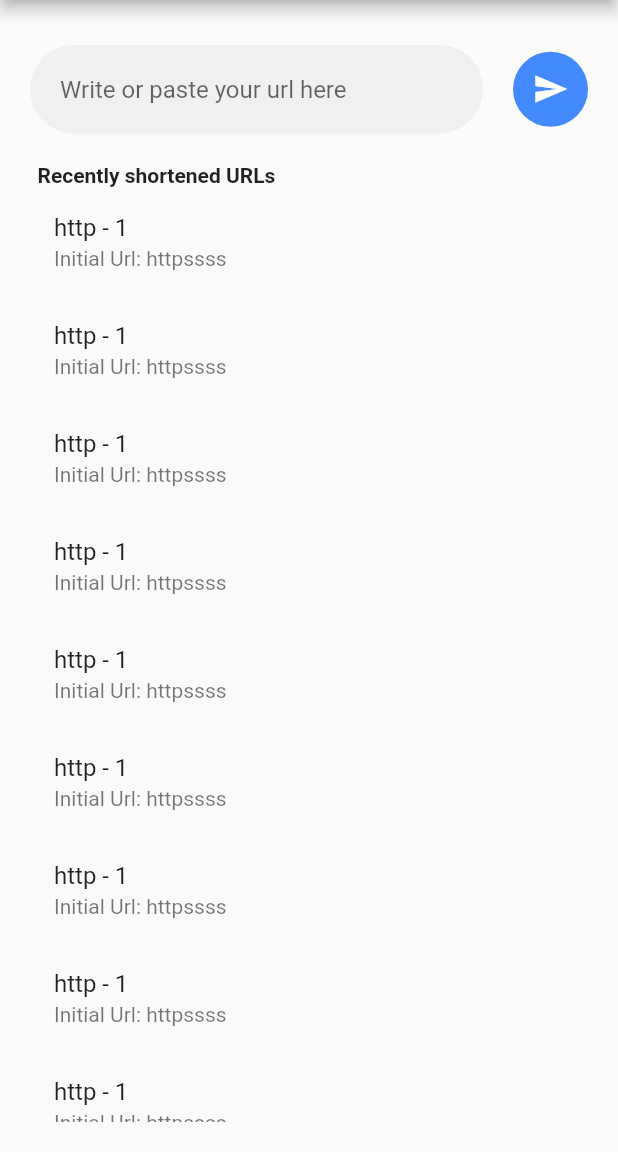
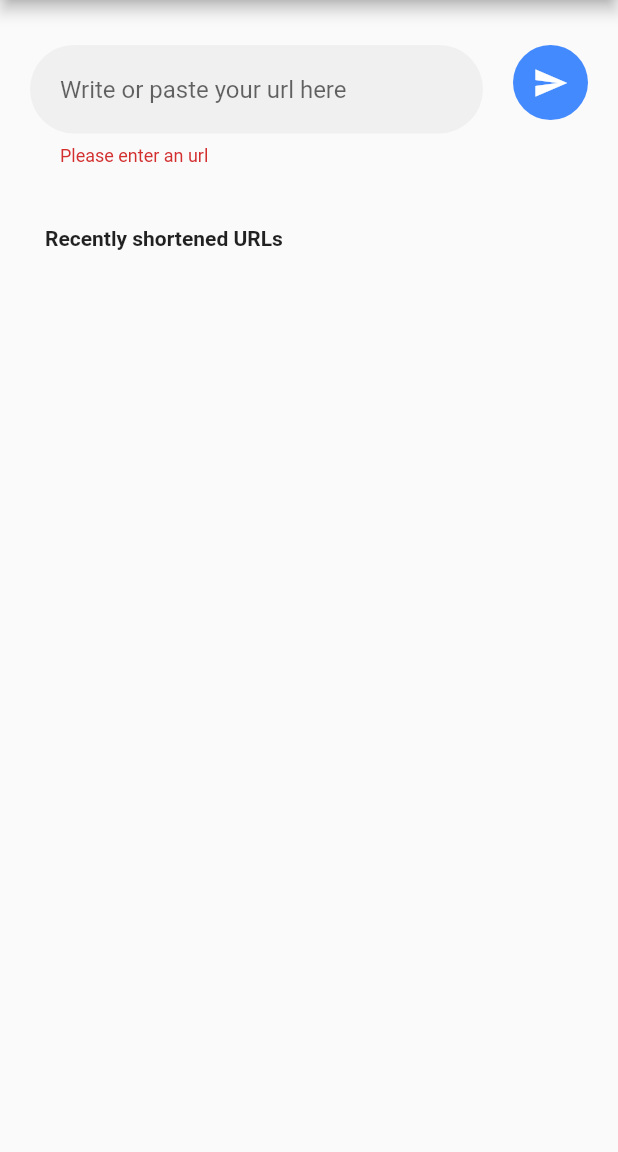
Before and after one commit to GreyHat147/links_shortener, a Flutter app: the screen it shows after launch, after a tap on the "send" icon, on a phone screen of 412 x 824 dp, the part 84-1236 px from its top. Run offline on Flutter 3.47's test engine with Material 2 defaults, Android fonts, the phone set to English and light mode, and no system bars; our stand-ins replace bloc, dio, flutter_bloc, freezed_annotation, get_it, injectable.

Commit message:
added functionality to HomePage

```diff
--- a/lib/ui/home/home.dart
+++ b/lib/ui/home/home.dart
@@ -1,34 +1,40 @@
 import 'package:flutter/material.dart';
+import 'package:flutter_bloc/flutter_bloc.dart';
+import 'package:links_shortener/di/di.dart';
 import 'package:links_shortener/ui/home/widgets/widgets.dart';
+import 'package:presentation/presentation.dart';
 
 class HomePage extends StatelessWidget {
   const HomePage({Key? key}) : super(key: key);
 
   @override
   Widget build(BuildContext context) {
-    return Scaffold(
+    return BlocProvider<ShortenLinkCubit>(
+      create: (context) => getIt.get<ShortenLinkCubit>(),
+      child: BlocConsumer<ShortenLinkCubit, ShortenLinkState>(
+        builder: (context, ShortenLinkState state) => Scaffold(
           appBar: AppBar(
             title: const Text("Link Shortener App"),
           ),
-      body: Padding(
-        padding: const EdgeInsets.all(20.0),
-        child: Column(
+          body: Column(
             crossAxisAlignment: CrossAxisAlignment.start,
-          children: const [
-            SizedBox(height: 10),
-            ShortenerUrlBox(),
-            SizedBox(height: 10),
-            SizedBox(height: 10),
-            Padding(
-              padding: EdgeInsets.only(left: 5),
+            children: [
+              const SizedBox(height: 10), //TODO: Create spacerWidget
+              ShortenerUrlBox(state),
+              const SizedBox(height: 10),
+              const SizedBox(height: 10),
+              const Padding(
+                padding: EdgeInsets.only(left: 30),
                 child: Text(
                   "Recently shortened URLs",
                   style: TextStyle(fontWeight: FontWeight.bold),
                 ),
               ),
-            Flexible(child: ShortenedUrlsList()),
+              Flexible(child: ShortenedUrlsList(state)),
             ],
           ),
+        ),
+        listener: (context, state) {},
       ),
     );
   }
--- a/lib/ui/home/widgets/shortened_urls_list.dart
+++ b/lib/ui/home/widgets/shortened_urls_list.dart
@@ -1,18 +1,26 @@
+import 'package:domain/domain.dart';
 import 'package:flutter/material.dart';
+import 'package:presentation/presentation.dart';
 
 class ShortenedUrlsList extends StatelessWidget {
-  const ShortenedUrlsList({Key? key}) : super(key: key);
+  const ShortenedUrlsList(this.state, {Key? key}) : super(key: key);
+
+  final ShortenLinkState state;
 
   @override
   Widget build(BuildContext context) {
     return ListView.builder(
-      itemCount: 10,
-      itemBuilder: (context, index) => ItemShortenedUrl(
-        alias: "1",
-        shortenedUrl: "http",
-        initialUrl: "httpssss",
-        bgTileColor: (index.isEven) ? Colors.white : Colors.grey[200]!,
-      ),
+      padding: const EdgeInsets.only(top: 10),
+      itemCount: state.shortenedUrls.length,
+      itemBuilder: (context, index) {
+        ShortenedUrl shortenedUrl = state.shortenedUrls.toList()[index];
+        return ItemShortenedUrl(
+          alias: shortenedUrl.alias,
+          shortenedUrl: shortenedUrl.url,
+          initialUrl: shortenedUrl.initialUrl,
+          bgTileColor: (index.isEven) ? Colors.white : Colors.grey[100]!,
+        );
+      },
     );
   }
 }
@@ -34,9 +42,22 @@ class ItemShortenedUrl extends StatelessWidget {
   @override
   Widget build(BuildContext context) {
     return ListTile(
-      //tileColor: bgTileColor,
-      title: Text("$shortenedUrl - $alias"),
-      subtitle: Text('Initial Url: $initialUrl'),
+      tileColor: bgTileColor,
+      title: Padding(
+        padding: const EdgeInsets.only(bottom: 10),
+        child: Text(
+          "Shortened URL: $shortenedUrl",
+          style: const TextStyle(
+            fontSize: 14,
+          ),
+        ),
+      ),
+      subtitle: Text(
+        'Initial Url: $initialUrl',
+        style: const TextStyle(
+          fontSize: 13,
+        ),
+      ),
     );
   }
 }
--- a/lib/ui/home/widgets/shortener_url_box.dart
+++ b/lib/ui/home/widgets/shortener_url_box.dart
@@ -1,13 +1,27 @@
 import 'package:flutter/material.dart';
+import 'package:flutter_bloc/flutter_bloc.dart';
+import 'package:presentation/presentation.dart';
 
 class ShortenerUrlBox extends StatelessWidget {
-  const ShortenerUrlBox({Key? key}) : super(key: key);
+  ShortenerUrlBox(this.state, {Key? key}) : super(key: key);
+
+  final ShortenLinkState state;
+
+  final GlobalKey<FormState> _formKey = GlobalKey<FormState>();
+  final TextEditingController _urlController = TextEditingController();
 
   @override
-  Widget build(BuildContext context) => Row(
+  Widget build(BuildContext context) => Padding(
+        padding: const EdgeInsets.all(20.0),
+        child: Row(
+          crossAxisAlignment: CrossAxisAlignment.start,
           children: [
             Flexible(
+              child: Form(
+                key: _formKey,
+                autovalidateMode: AutovalidateMode.onUserInteraction,
                 child: TextFormField(
+                  controller: _urlController,
                   decoration: const InputDecoration(
                     contentPadding: EdgeInsets.fromLTRB(20, 24, 12, 16),
                     border: OutlineInputBorder(
@@ -19,6 +33,13 @@ class ShortenerUrlBox extends StatelessWidget {
                     filled: true,
                     hintText: 'Write or paste your url here',
                   ),
+                  validator: (String? val) {
+                    if (val == null || val.isEmpty) {
+                      return "Please enter an url";
+                    }
+                    return null;
+                  },
+                ),
               ),
             ),
             const SizedBox(width: 20),
@@ -26,7 +47,7 @@ class ShortenerUrlBox extends StatelessWidget {
               radius: 25,
               backgroundColor: Colors.blueAccent,
               child: IconButton(
-              onPressed: () {},
+                onPressed: () => _shortenUrl(context),
                 icon: const Icon(
                   Icons.send,
                   color: Colors.white,
@@ -34,5 +55,14 @@ class ShortenerUrlBox extends StatelessWidget {
               ),
             )
           ],
+        ),
       );
+
+  void _shortenUrl(BuildContext context) {
+    if (!_formKey.currentState!.validate()) return;
+
+    context.read<ShortenLinkCubit>().shortenUrl(_urlController.text);
+
+    _urlController.clear();
   }
+}
--- a/presentation/lib/src/shorten_link/shorten_link_cubit.dart
+++ b/presentation/lib/src/shorten_link/shorten_link_cubit.dart
@@ -11,6 +11,8 @@ class ShortenLinkCubit extends Cubit<ShortenLinkState> {
   final IShortenLink shortenLink;
 
   Future<void> shortenUrl(String url) async {
+    if (url.isEmpty) return;
+
     emit(state.copyWith(isLoading: true));
 
     final ShortenedUrl shortenedUrl = await shortenLink(url);
--- a/pubspec.yaml
+++ b/pubspec.yaml
@@ -40,6 +40,7 @@ dependencies:
   get_it: ^7.2.0
   freezed_annotation: ^1.0.0
   json_annotation: ^4.3.0
+  flutter_bloc: ^8.0.1
   data_source:
     path: data_source
   infrastructure:
```
Also changed, not shown: pubspec.lock. Lines whose indentation alone changed are shown as unchanged.
